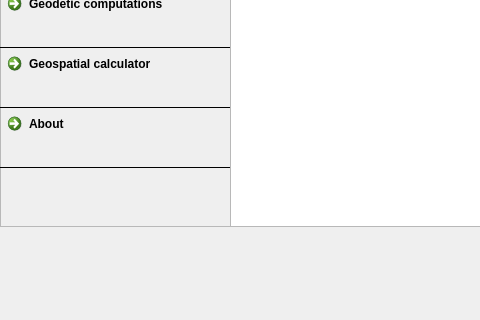
Above: SpatialAnalyserServer/src/client/gui/main.ui from BartlomiejGrabowski/SpatialAnalyserServer before the change; both pictures show x 0 to 480 and y 254 to 574 of the 800 by 574 pixel window. Below: the same form after it.
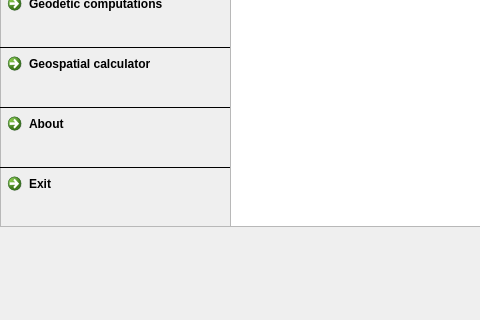
That is the form after the change. Icons and pictures are not drawn.

What changed in the file:
```diff
--- a/SpatialAnalyserServer/src/client/gui/main.ui
+++ b/SpatialAnalyserServer/src/client/gui/main.ui
@@ -629,6 +629,66 @@
       </size>
      </property>
     </widget>
+    <widget class="QCommandLinkButton" name="exit_btn">
+     <property name="geometry">
+      <rect>
+       <x>0</x>
+       <y>420</y>
+       <width>231</width>
+       <height>61</height>
+      </rect>
+     </property>
+     <property name="palette">
+      <palette>
+       <active>
+        <colorrole role="Button">
+         <brush brushstyle="SolidPattern">
+          <color alpha="255">
+           <red>0</red>
+           <green>170</green>
+           <blue>255</blue>
+          </color>
+         </brush>
+        </colorrole>
+       </active>
+       <inactive>
+        <colorrole role="Button">
+         <brush brushstyle="SolidPattern">
+          <color alpha="255">
+           <red>0</red>
+           <green>170</green>
+           <blue>255</blue>
+          </color>
+         </brush>
+        </colorrole>
+       </inactive>
+       <disabled>
+        <colorrole role="Button">
+         <brush brushstyle="SolidPattern">
+          <color alpha="255">
+           <red>0</red>
+           <green>170</green>
+           <blue>255</blue>
+          </color>
+         </brush>
+        </colorrole>
+       </disabled>
+      </palette>
+     </property>
+     <property name="text">
+      <string>Exit</string>
+     </property>
+     <property name="icon">
+      <iconset>
+       <normaloff>icons/1344068502_button_cancel.ico</normaloff>icons/1344068502_button_cancel.ico</iconset>
+     </property>
+     <property name="iconSize">
+      <size>
+       <width>32</width>
+       <height>32</height>
+      </size>
+     </property>
+    </widget>
    </widget>
    <widget class="QGraphicsView" name="graphicsView">
     <property name="geometry">
```
